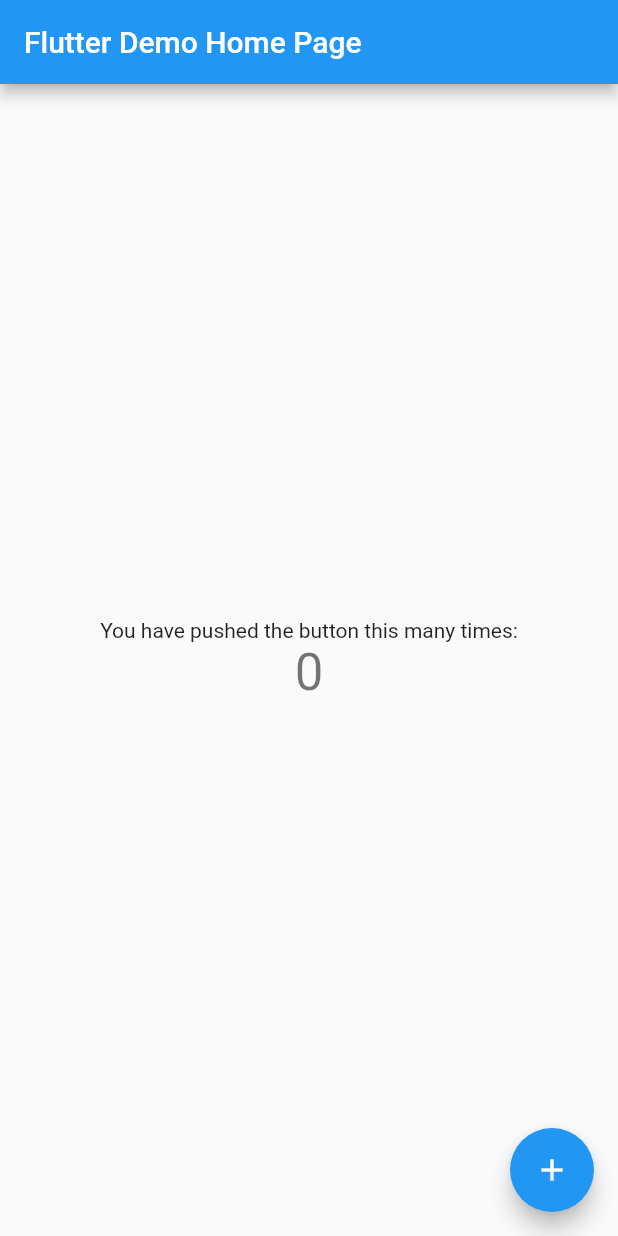
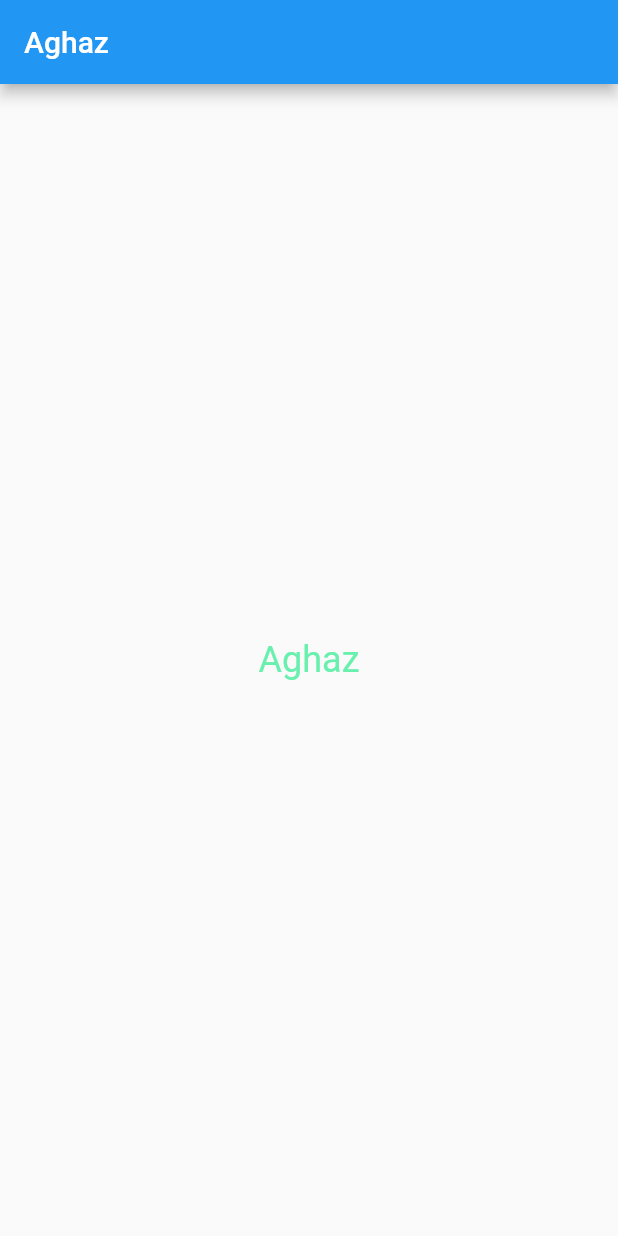
Before and after one commit to Wasiq08/aghaz, a Flutter app: the screen it shows after launch, on a phone screen of 412 x 824 dp. Run offline on Flutter 3.47's test engine with Material 2 defaults, Android fonts, the phone set to English and light mode, and no system bars.

Commit message:
convert to android x and created folder structure

```diff
--- a/lib/main.dart
+++ b/lib/main.dart
@@ -1,111 +1,17 @@
+import 'package:aghaz/screens/MyHomePage.dart';
 import 'package:flutter/material.dart';
 
 void main() => runApp(MyApp());
 
 class MyApp extends StatelessWidget {
-  // This widget is the root of your application.
   @override
   Widget build(BuildContext context) {
     return MaterialApp(
       title: 'Flutter Demo',
       theme: ThemeData(
-        // This is the theme of your application.
-        //
-        // Try running your application with "flutter run". You'll see the
-        // application has a blue toolbar. Then, without quitting the app, try
-        // changing the primarySwatch below to Colors.green and then invoke
-        // "hot reload" (press "r" in the console where you ran "flutter run",
-        // or simply save your changes to "hot reload" in a Flutter IDE).
-        // Notice that the counter didn't reset back to zero; the application
-        // is not restarted.
         primarySwatch: Colors.blue,
       ),
-      home: MyHomePage(title: 'Flutter Demo Home Page'),
+      home: MyHomePage(title: 'Aghaz'),
     );
   }
 }
-
-class MyHomePage extends StatefulWidget {
-  MyHomePage({Key key, this.title}) : super(key: key);
-
-  // This widget is the home page of your application. It is stateful, meaning
-  // that it has a State object (defined below) that contains fields that affect
-  // how it looks.
-
-  // This class is the configuration for the state. It holds the values (in this
-  // case the title) provided by the parent (in this case the App widget) and
-  // used by the build method of the State. Fields in a Widget subclass are
-  // always marked "final".
-
-  final String title;
-
-  @override
-  _MyHomePageState createState() => _MyHomePageState();
-}
-
-class _MyHomePageState extends State<MyHomePage> {
-  int _counter = 0;
-
-  void _incrementCounter() {
-    setState(() {
-      // This call to setState tells the Flutter framework that something has
-      // changed in this State, which causes it to rerun the build method below
-      // so that the display can reflect the updated values. If we changed
-      // _counter without calling setState(), then the build method would not be
-      // called again, and so nothing would appear to happen.
-      _counter++;
-    });
-  }
-
-  @override
-  Widget build(BuildContext context) {
-    // This method is rerun every time setState is called, for instance as done
-    // by the _incrementCounter method above.
-    //
-    // The Flutter framework has been optimized to make rerunning build methods
-    // fast, so that you can just rebuild anything that needs updating rather
-    // than having to individually change instances of widgets.
-    return Scaffold(
-      appBar: AppBar(
-        // Here we take the value from the MyHomePage object that was created by
-        // the App.build method, and use it to set our appbar title.
-        title: Text(widget.title),
-      ),
-      body: Center(
-        // Center is a layout widget. It takes a single child and positions it
-        // in the middle of the parent.
-        child: Column(
-          // Column is also a layout widget. It takes a list of children and
-          // arranges them vertically. By default, it sizes itself to fit its
-          // children horizontally, and tries to be as tall as its parent.
-          //
-          // Invoke "debug painting" (press "p" in the console, choose the
-          // "Toggle Debug Paint" action from the Flutter Inspector in Android
-          // Studio, or the "Toggle Debug Paint" command in Visual Studio Code)
-          // to see the wireframe for each widget.
-          //
-          // Column has various properties to control how it sizes itself and
-          // how it positions its children. Here we use mainAxisAlignment to
-          // center the children vertically; the main axis here is the vertical
-          // axis because Columns are vertical (the cross axis would be
-          // horizontal).
-          mainAxisAlignment: MainAxisAlignment.center,
-          children: <Widget>[
-            Text(
-              'You have pushed the button this many times:',
-            ),
-            Text(
-              '$_counter',
-              style: Theme.of(context).textTheme.display1,
-            ),
-          ],
-        ),
-      ),
-      floatingActionButton: FloatingActionButton(
-        onPressed: _incrementCounter,
-        tooltip: 'Increment',
-        child: Icon(Icons.add),
-      ), // This trailing comma makes auto-formatting nicer for build methods.
-    );
-  }
-}
--- /dev/null
+++ b/lib/screens/MyHomePage.dart
@@ -0,0 +1,27 @@
+import 'package:flutter/material.dart';
+
+class MyHomePage extends StatefulWidget {
+  MyHomePage({Key key, this.title}) : super(key: key);
+
+  final String title;
+
+  @override
+  _MyHomePageState createState() => _MyHomePageState();
+}
+
+class _MyHomePageState extends State<MyHomePage> {
+  @override
+  Widget build(BuildContext context) {
+    return Scaffold(
+      appBar: AppBar(
+        title: Text(widget.title),
+      ),
+      body: Center(
+        child: Text(
+          "Aghaz",
+          style: TextStyle(color: Colors.greenAccent, fontSize: 24),
+        ),
+      ),
+    );
+  }
+}
```
Also changed, not shown: pubspec.yaml (+10 -0 lines), pubspec.lock, 1 other file.
